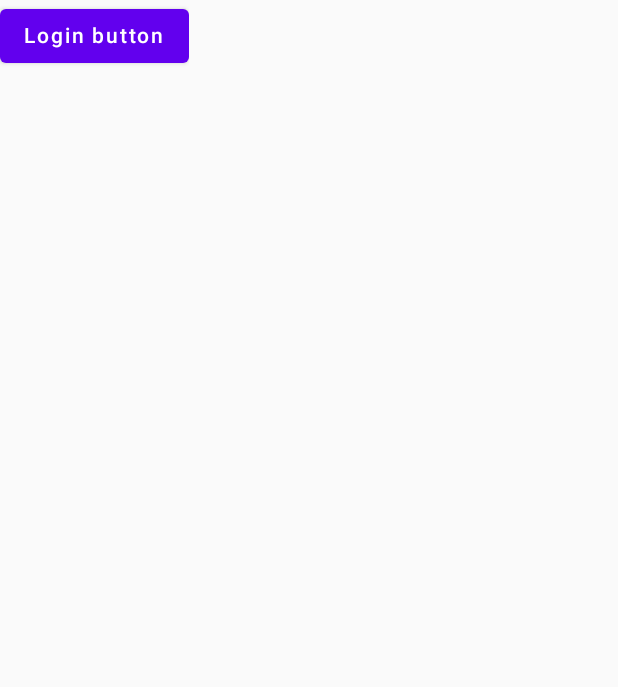
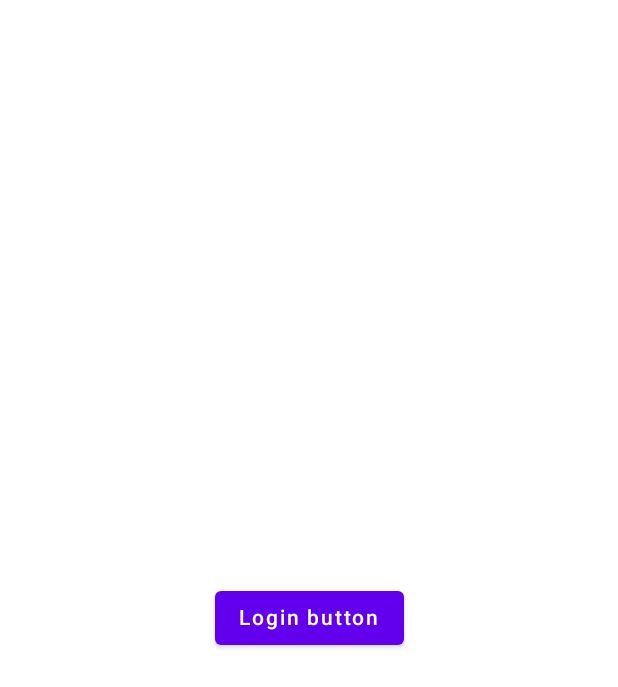
Before and after one commit to stanleyguevara/DustyTools, an Android app built with Jetpack Compose: the screen it shows after launch (MainActivity), on a phone screen of 412 x 824 dp. Shown: the top 687 px of the screen. Run offline under Robolectric (Android 15) with nearby library versions, the phone set to English and light mode, and no system bars; our stand-ins replace Dagger/Hilt's generated code, Timber.

Commit message:
Passing modifier to screens

```diff
--- a/app/src/main/java/com/stanleyguevara/dustytools/MainActivity.kt
+++ b/app/src/main/java/com/stanleyguevara/dustytools/MainActivity.kt
@@ -3,7 +3,9 @@ package com.stanleyguevara.dustytools
 import android.os.Bundle
 import androidx.activity.ComponentActivity
 import androidx.activity.compose.setContent
+import androidx.compose.foundation.layout.fillMaxSize
 import androidx.compose.runtime.Composable
+import androidx.compose.ui.Modifier
 import androidx.navigation.NavHostController
 import androidx.navigation.compose.NavHost
 import androidx.navigation.compose.composable
@@ -17,29 +19,29 @@ class MainActivity : ComponentActivity() {
         super.onCreate(savedInstanceState)
         setContent {
             DustyToolsTheme {
-                MainScreen()
+                MainScreen(modifier = Modifier.fillMaxSize())
             }
         }
     }
 }
 
 @Composable
-private fun MainScreen() {
+private fun MainScreen(modifier: Modifier = Modifier) {
     val navController = rememberNavController()
-    NavGraph(navController)
+    NavGraph(modifier = modifier, navController)
 }
 
 @Composable
-fun NavGraph(navController: NavHostController) {
+fun NavGraph(modifier: Modifier = Modifier, navController: NavHostController) {
     NavHost(
         navController = navController,
         startDestination = "login"
     ) {
         composable(route = "login") {
-            LoginScreen(navController)
+            LoginScreen(modifier = modifier, navController)
         }
         composable(route = "home") {
-            HomeScreen()
+            HomeScreen(modifier = modifier, navController)
         }
     }
 }
--- a/app/src/main/java/com/stanleyguevara/dustytools/compose/HomeScreen.kt
+++ b/app/src/main/java/com/stanleyguevara/dustytools/compose/HomeScreen.kt
@@ -17,12 +17,13 @@ import androidx.compose.ui.draw.clip
 import androidx.compose.ui.res.painterResource
 import androidx.compose.ui.tooling.preview.Preview
 import androidx.compose.ui.unit.dp
+import androidx.navigation.NavHostController
 import com.stanleyguevara.dustytools.R
 import com.stanleyguevara.dustytools.ui.theme.DustyToolsTheme
 
 @Composable
-fun HomeScreen() {
-    Surface {
+fun HomeScreen(modifier: Modifier = Modifier, navController: NavHostController) {
+    Surface(modifier = modifier) {
         Conversation(messages = Message.sampleListLong())
     }
 }
--- a/app/src/main/java/com/stanleyguevara/dustytools/compose/LoginScreen.kt
+++ b/app/src/main/java/com/stanleyguevara/dustytools/compose/LoginScreen.kt
@@ -2,6 +2,7 @@ package com.stanleyguevara.dustytools.compose
 
 import androidx.compose.foundation.layout.wrapContentSize
 import androidx.compose.material.Button
+import androidx.compose.material.Surface
 import androidx.compose.material.Text
 import androidx.compose.runtime.Composable
 import androidx.compose.ui.Modifier
@@ -11,8 +12,10 @@ import com.stanleyguevara.dustytools.ui.theme.DustyToolsTheme
 import timber.log.Timber
 
 @Composable
-fun LoginScreen(navController: NavHostController) {
-    LoginButton { navController.navigate("home") }
+fun LoginScreen(modifier: Modifier = Modifier, navController: NavHostController) {
+    Surface(modifier = modifier) {
+        LoginButton { navController.navigate("home") }
+    }
 }
 
 @Composable
```
